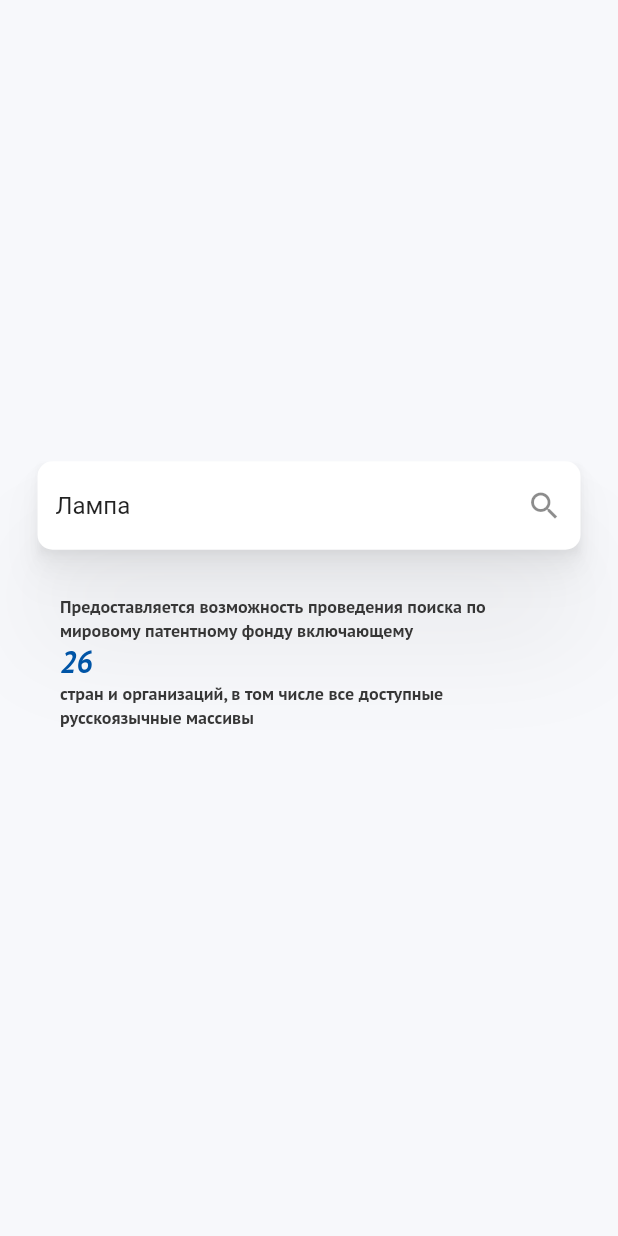
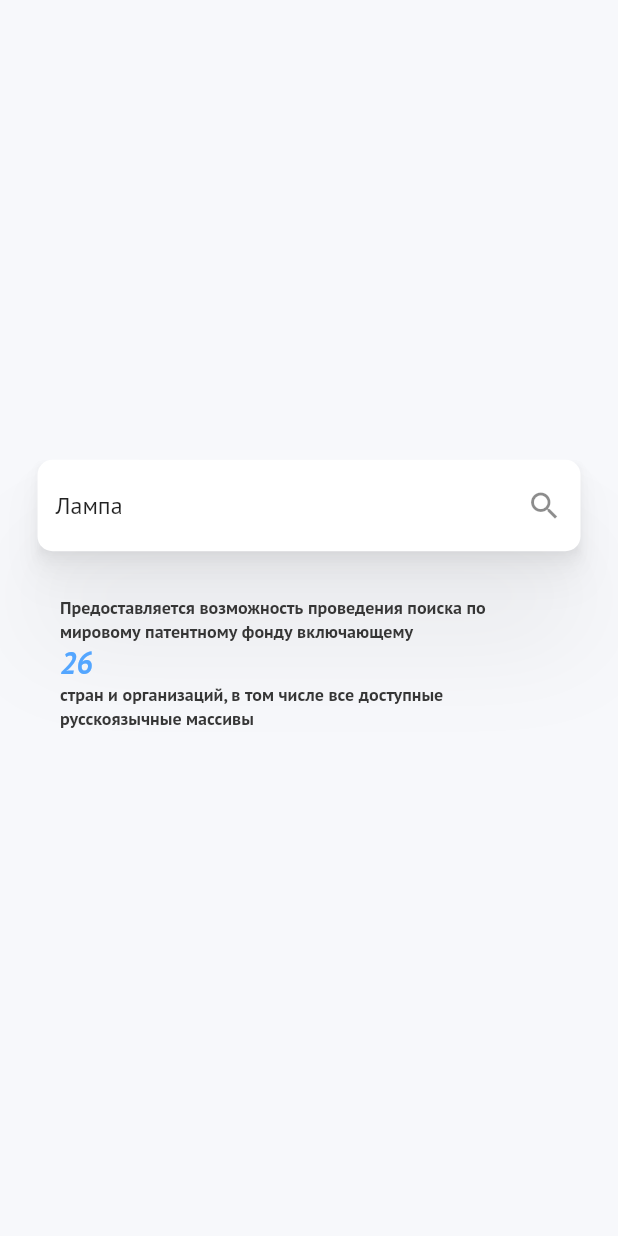
Before and after one commit to black-rusuz/rospatent, a Flutter app: the screen it shows after launch, on a phone screen of 412 x 824 dp. Run offline on Flutter 3.47's test engine with Material 2 defaults, Android fonts, the light colour scheme and no system bars; our stand-ins replace dio, equatable, flutter_bloc, flutter_html, get_it, google_fonts and 1 more.

Commit message:
todos, refactor

```diff
--- a/lib/main.dart
+++ b/lib/main.dart
@@ -1,11 +1,12 @@
 import 'package:flutter/material.dart';
 import 'package:flutter_bloc/flutter_bloc.dart';
-import 'package:rospatent/presentation/providers/style.dart';
+import 'package:google_fonts/google_fonts.dart';
 
 import 'injection.dart' as di;
 import 'injection.dart';
 import 'presentation/pages/home/bloc/home_bloc.dart';
 import 'presentation/pages/home/home_page.dart';
+import 'presentation/providers/style.dart';
 
 void setupApp() {
   di.configureDependencies();
@@ -24,12 +25,14 @@ class MyApp extends StatelessWidget {
     return MaterialApp(
       title: 'Rospatent',
       theme: ThemeData(
-          primarySwatch: Colors.blue,
-          appBarTheme: const AppBarTheme(
-            color: Colors.transparent,
-            iconTheme: IconThemeData(color: Style.secondary),
-          ),
-          iconTheme: const IconThemeData(color: Style.secondary)),
+        primarySwatch: Style.blue,
+        appBarTheme: const AppBarTheme(
+          color: Colors.transparent,
+          iconTheme: IconThemeData(color: Style.secondary),
+        ),
+        iconTheme: const IconThemeData(color: Style.secondary),
+        textTheme: GoogleFonts.ptSansTextTheme(),
+      ),
       home: BlocProvider<HomeBloc>(
         create: (_) => sl<HomeBloc>(),
         child: const HomePage(),
--- a/lib/presentation/pages/home/home_page.dart
+++ b/lib/presentation/pages/home/home_page.dart
@@ -39,7 +39,7 @@ class _HomePageState extends State<HomePage> {
                 BaseTextField(
                   padding: const EdgeInsets.symmetric(horizontal: 25),
                   controller: controller,
-                  placeholder: 'Что вы ищите?',
+                  placeholder: 'Что вы ищете?',
                   icon: const Icon(Icons.search),
                   onPressed: search,
                 ),
--- a/lib/presentation/providers/style.dart
+++ b/lib/presentation/providers/style.dart
@@ -3,6 +3,27 @@ import 'package:flutter/material.dart';
 class Style {
   static const Color primary = Color.fromRGBO(54, 54, 54, 1);
   static const Color secondary = Color.fromRGBO(185, 185, 197, 1);
-  static const Color accent = Color.fromRGBO(0, 84, 166, 1);
   static const Color background = Color.fromRGBO(247, 248, 251, 1);
+
+  static const MaterialColor blue = MaterialColor(_bluePrimaryValue, {
+    50: Color(0xFFEAF4FF),
+    100: Color(0xFFCCE4FF),
+    200: Color(0xFFAAD3FF),
+    300: Color(0xFF87C1FF),
+    400: Color(0xFF6EB3FF),
+    500: Color(_bluePrimaryValue),
+    600: Color(0xFF4D9EFF),
+    700: Color(0xFF4395FF),
+    800: Color(0xFF3A8BFF),
+    900: Color(0xFF297BFF),
+  });
+  static const int _bluePrimaryValue = 0xFF54A6FF;
+
+  static const MaterialColor blueAccent = MaterialColor(_blueAccentValue, {
+    100: Color(0xFFFFFFFF),
+    200: Color(_blueAccentValue),
+    400: Color(0xFFD6E5FF),
+    700: Color(0xFFBDD4FF),
+  });
+  static const int _blueAccentValue = 0xFFFFFFFF;
 }
--- a/lib/presentation/widgets/home_info.dart
+++ b/lib/presentation/widgets/home_info.dart
@@ -1,22 +1,21 @@
 import 'package:flutter/cupertino.dart';
-import 'package:google_fonts/google_fonts.dart';
 
 import '../providers/style.dart';
 
 class HomeInfo extends StatelessWidget {
   const HomeInfo({super.key});
 
-  TextStyle get text => GoogleFonts.ptSans(
+  static const TextStyle text = TextStyle(
+    color: Style.primary,
     fontSize: 12,
     fontWeight: FontWeight.bold,
-        color: Style.primary,
   );
 
-  TextStyle get number => GoogleFonts.ptSans(
+  static const TextStyle number = TextStyle(
+    color: Style.blue,
     fontSize: 20,
     fontWeight: FontWeight.bold,
     fontStyle: FontStyle.italic,
-        color: Style.accent,
   );
 
   static const String firstPart =
@@ -31,7 +30,7 @@ class HomeInfo extends StatelessWidget {
       padding: const EdgeInsets.symmetric(horizontal: 40, vertical: 30),
       child: Column(
         crossAxisAlignment: CrossAxisAlignment.start,
-        children: [
+        children: const [
           Text(firstPart, style: text),
           Text('26', style: number),
           Text(secondPart, style: text),
--- a/lib/presentation/widgets/loader.dart
+++ b/lib/presentation/widgets/loader.dart
@@ -10,7 +10,6 @@ class Loader extends StatelessWidget {
   Widget build(BuildContext context) {
     return Center(
       child: GestureDetector(
-        // TODO: ЗА ЭТУ ПАРАШУ РАНЬШЕ СЖИГАЛИ
         onDoubleTap: () => context.read<HomeBloc>().emit(HomeInitial()),
         child: const CircularProgressIndicator(),
       ),
--- a/lib/presentation/widgets/search_results.dart
+++ b/lib/presentation/widgets/search_results.dart
@@ -1,6 +1,5 @@
 import 'package:flutter/material.dart';
 import 'package:flutter_bloc/flutter_bloc.dart';
-import 'package:google_fonts/google_fonts.dart';
 
 import '../../data/model/hit.dart';
 import '../pages/home/bloc/home_bloc.dart';
@@ -18,7 +17,6 @@ class SearchResults extends StatelessWidget {
   Widget build(BuildContext context) {
     return RefreshIndicator(
       backgroundColor: Style.background,
-      // TODO: ЗА ЭТУ ПАРАШУ РАНЬШЕ СЖИГАЛИ
       onRefresh: () async => context.read<HomeBloc>().emit(HomeInitial()),
       child: ListView(
         children: [
@@ -42,7 +40,7 @@ class ResultsFound extends StatelessWidget {
       padding: const EdgeInsets.symmetric(horizontal: 25),
       child: Text(
         'Всего найдено: $total',
-        style: GoogleFonts.ptSans(
+        style: const TextStyle(
           fontSize: 12,
           fontWeight: FontWeight.bold,
           color: Style.primary,
```
Also changed, not shown: lib/presentation/pages/detail/detail_page.dart (+6 -10 lines), lib/presentation/widgets/result_item.dart (+5 -8 lines). Lines whose indentation alone changed are shown as unchanged.
